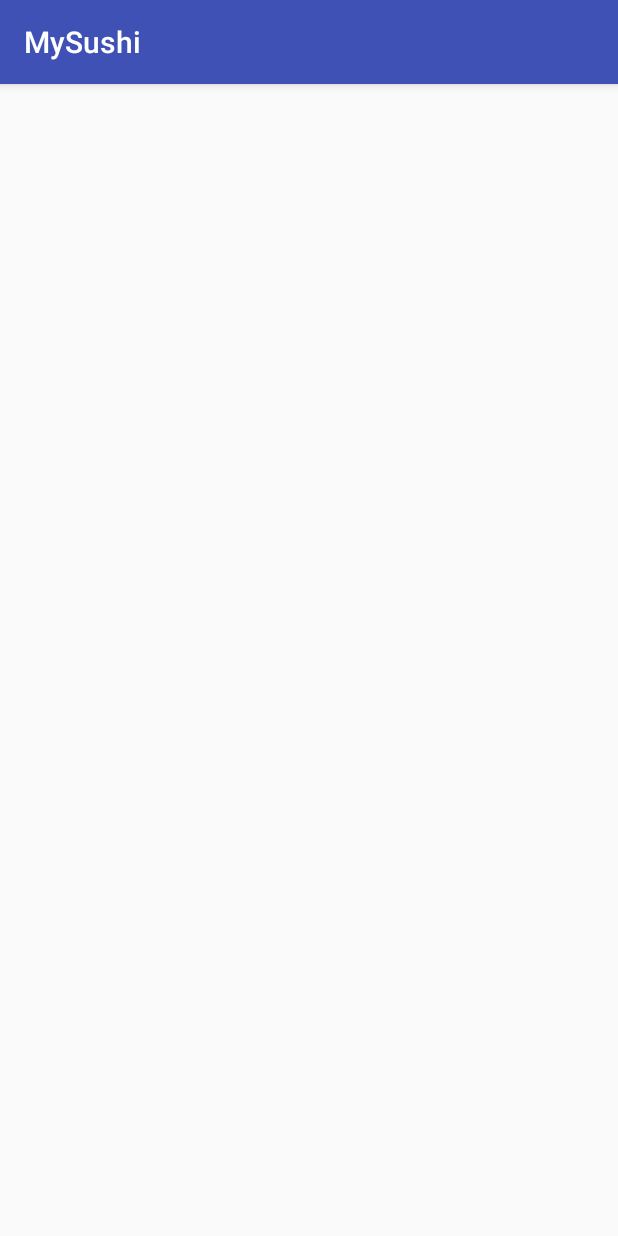
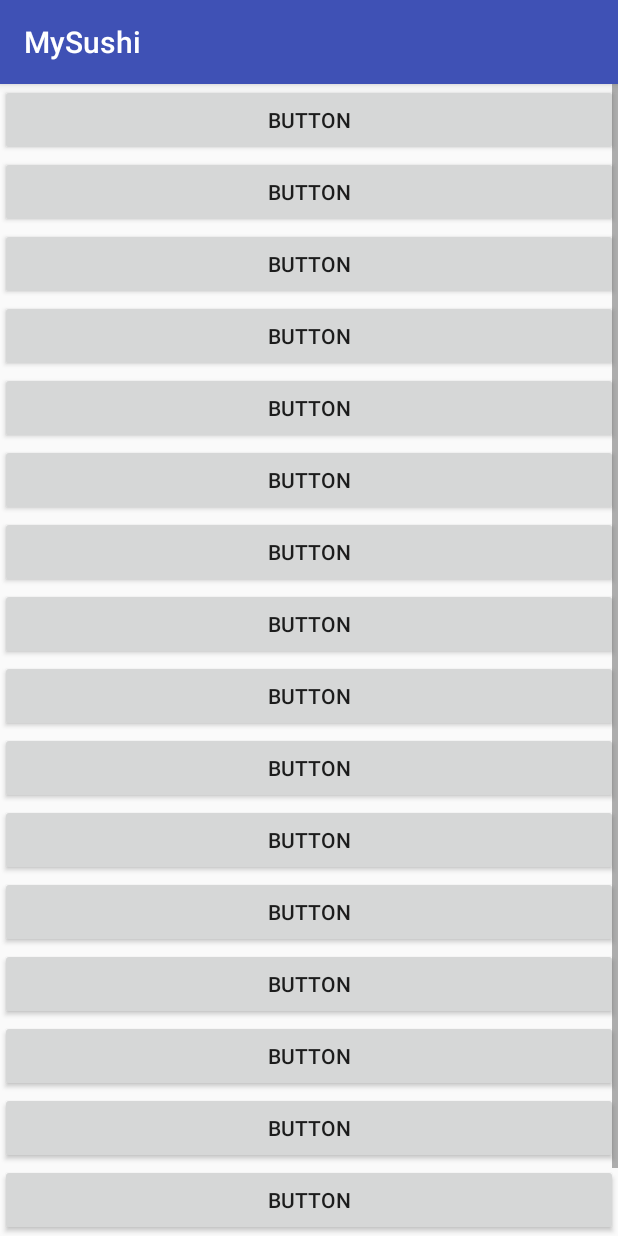
Before and after one commit to Thedonutz/My-Sushi, an Android app: the SushiActivityMenu screen opened directly, with no data from a screen before it, on a phone screen of 412 x 824 dp. Run offline under Robolectric (Android 15) with nearby library versions, the phone set to English and light mode, and no system bars.

Commit message:
defined scrollable view and layout.

```diff
--- a/app/src/main/res/layout/activity_sushi.xml
+++ b/app/src/main/res/layout/activity_sushi.xml
@@ -1,9 +1,83 @@
 <?xml version="1.0" encoding="utf-8"?>
-<android.support.constraint.ConstraintLayout xmlns:android="http://schemas.android.com/apk/res/android"
+<ScrollView xmlns:android="http://schemas.android.com/apk/res/android"
     xmlns:app="http://schemas.android.com/apk/res-auto"
     xmlns:tools="http://schemas.android.com/tools"
     android:layout_width="match_parent"
     android:layout_height="match_parent"
     tools:context="com.umkc.jeff.morgan.mysushi.SushiActivityMenu">
 
-</android.support.constraint.ConstraintLayout>
+    <LinearLayout
+        android:layout_width="match_parent"
+        android:layout_height="wrap_content"
+        android:orientation="vertical">
+
+        <Button
+            android:layout_width="match_parent"
+            android:layout_height="wrap_content"
+            android:text="Button" />
+        <Button
+            android:layout_width="match_parent"
+            android:layout_height="wrap_content"
+            android:text="Button" />
+        <Button
+            android:layout_width="match_parent"
+            android:layout_height="wrap_content"
+            android:text="Button" />
+        <Button
+            android:layout_width="match_parent"
+            android:layout_height="wrap_content"
+            android:text="Button" />
+        <Button
+            android:layout_width="match_parent"
+            android:layout_height="wrap_content"
+            android:text="Button" />
+        <Button
+            android:layout_width="match_parent"
+            android:layout_height="wrap_content"
+            android:text="Button" />
+        <Button
+            android:layout_width="match_parent"
+            android:layout_height="wrap_content"
+            android:text="Button" />
+        <Button
+            android:layout_width="match_parent"
+            android:layout_height="wrap_content"
+            android:text="Button" />
+        <Button
+            android:layout_width="match_parent"
+            android:layout_height="wrap_content"
+            android:text="Button" />
+        <Button
+            android:layout_width="match_parent"
+            android:layout_height="wrap_content"
+            android:text="Button" />
+        <Button
+            android:layout_width="match_parent"
+            android:layout_height="wrap_content"
+            android:text="Button" />
+        <Button
+            android:layout_width="match_parent"
+            android:layout_height="wrap_content"
+            android:text="Button" />
+        <Button
+            android:layout_width="match_parent"
+            android:layout_height="wrap_content"
+            android:text="Button" />
+        <Button
+            android:layout_width="match_parent"
+            android:layout_height="wrap_content"
+            android:text="Button" />
+        <Button
+            android:layout_width="match_parent"
+            android:layout_height="wrap_content"
+            android:text="Button" />
+        <Button
+            android:layout_width="match_parent"
+            android:layout_height="wrap_content"
+            android:text="Button" />
+        <Button
+            android:layout_width="match_parent"
+            android:layout_height="wrap_content"
+            android:text="Button" />
+    </LinearLayout>
+</ScrollView>
```
Also changed, not shown: 1 other file.
